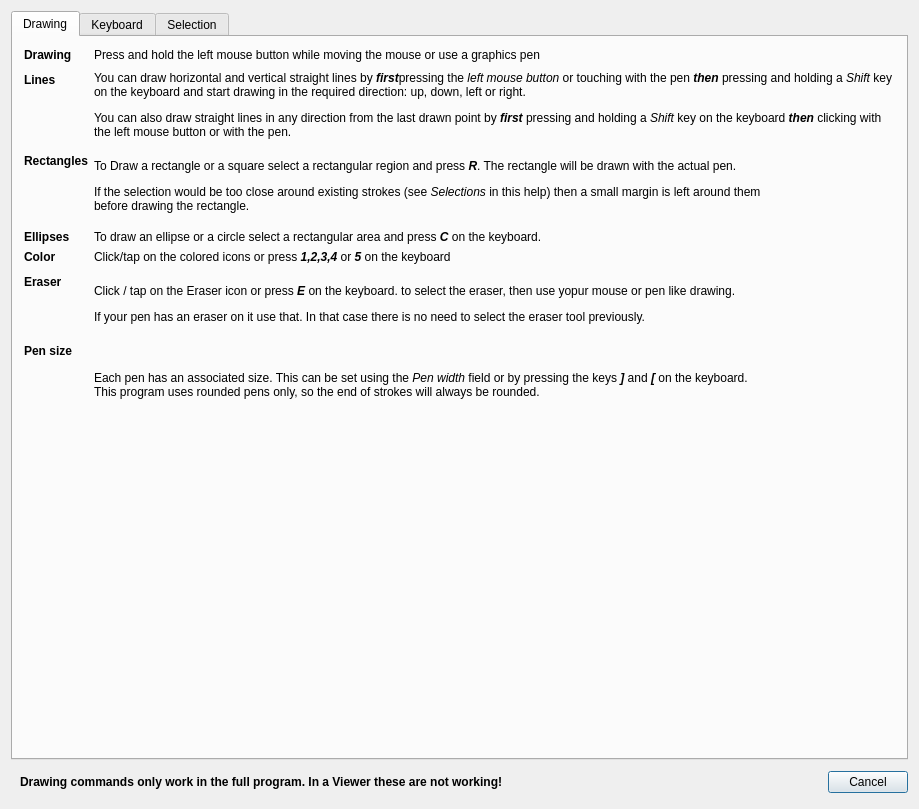
Qt form FalconBoard/helpdialog.ui (solyoma/FalconBoard) before a commit.
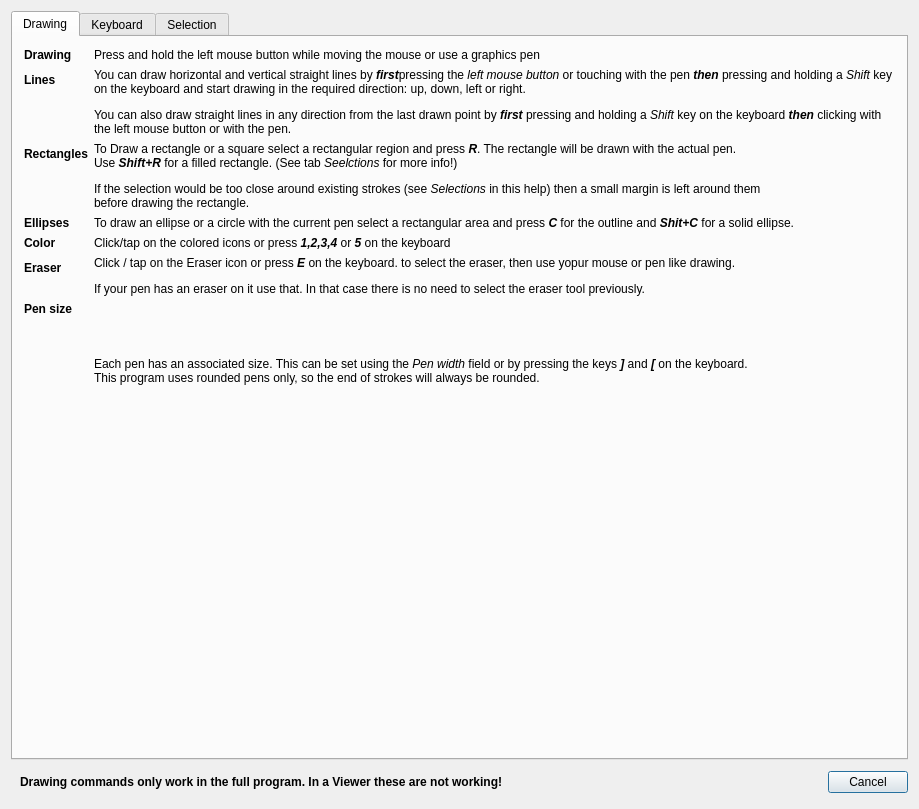
The same form after that commit. The open tabs and pages were chosen to show the change.

Commit message: bugfix: Home and End buttons bugfix: ctrl+click on moved image bugfix:circle selection bugfix: sprite for rectangle and ellipse border was painted with brush, obscuring area

What changed in the file:
```diff
--- a/FalconBoard/helpdialog.ui
+++ b/FalconBoard/helpdialog.ui
@@ -227,7 +227,7 @@
              </sizepolicy>
             </property>
             <property name="text">
-             <string>&lt;html&gt;&lt;head/&gt;&lt;body&gt;&lt;p&gt;To Draw a rectangle or a square select a rectangular region and press &lt;span style=&quot; font-weight:600; font-style:italic;&quot;&gt;R&lt;/span&gt;. The rectangle will be drawn with the actual pen.&lt;/p&gt;&lt;p&gt;If the selection would be too close around existing strokes (see &lt;span style=&quot; font-style:italic;&quot;&gt;Selections&lt;/span&gt; in this help) then a small margin is left around them&lt;br/&gt;before drawing the rectangle.&lt;/p&gt;&lt;/body&gt;&lt;/html&gt;</string>
+             <string>&lt;html&gt;&lt;head/&gt;&lt;body&gt;&lt;p&gt;To Draw a rectangle or a square select a rectangular region and press &lt;span style=&quot; font-weight:600; font-style:italic;&quot;&gt;R&lt;/span&gt;. The rectangle will be drawn with the actual pen.&lt;br/&gt;Use &lt;span style=&quot; font-weight:600; font-style:italic;&quot;&gt;Shift+R&lt;/span&gt; for a filled rectangle. (See tab &lt;span style=&quot; font-style:italic;&quot;&gt;Seelctions&lt;/span&gt; for more info!)&lt;/p&gt;&lt;p&gt;If the selection would be too close around existing strokes (see &lt;span style=&quot; font-style:italic;&quot;&gt;Selections&lt;/span&gt; in this help) then a small margin is left around them&lt;br/&gt;before drawing the rectangle.&lt;/p&gt;&lt;/body&gt;&lt;/html&gt;</string>
             </property>
             <property name="wordWrap">
              <bool>true</bool>
@@ -250,7 +250,7 @@
           <item row="4" column="1">
            <widget class="QLabel" name="label_15">
             <property name="text">
-             <string>&lt;html&gt;&lt;head/&gt;&lt;body&gt;&lt;p&gt;To draw an ellipse or a circle select a rectangular area and press &lt;span style=&quot; font-weight:600; font-style:italic;&quot;&gt;C&lt;/span&gt; on the keyboard.&lt;/p&gt;&lt;/body&gt;&lt;/html&gt;</string>
+             <string>&lt;html&gt;&lt;head/&gt;&lt;body&gt;&lt;p&gt;To draw an ellipse or a circle with the current pen select a rectangular area and press &lt;span style=&quot; font-weight:600; font-style:italic;&quot;&gt;C&lt;/span&gt; for the outline and &lt;span style=&quot; font-weight:600; font-style:italic;&quot;&gt;Shit+C&lt;/span&gt; for a solid ellipse.&lt;/p&gt;&lt;/body&gt;&lt;/html&gt;</string>
             </property>
            </widget>
           </item>
```
Left out of the diff: 2 changed lines with no effect on the pictures. The commit also changes 6 other files.
